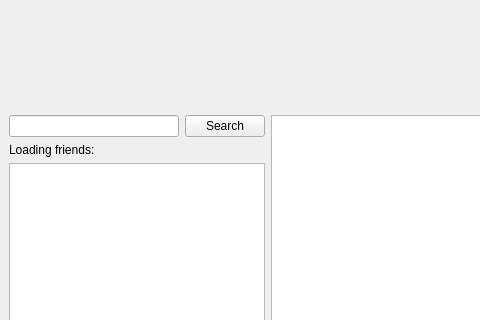
Before: the Qt Designer form XMYChatClient/usermainwindow.ui in emonq/XMYChat, drawn with Qt 5; both pictures show x 0 to 480 and y 0 to 320 of the 800 by 600 pixel window.
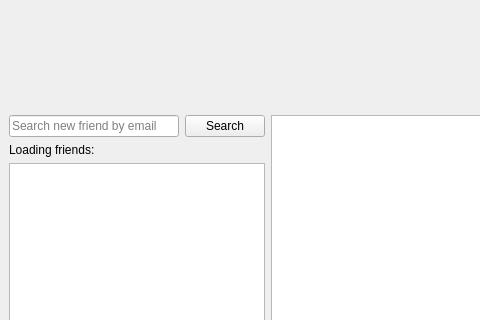
After: the same form once the commit is applied.

Commit message: finished add friends

Diff of the .ui file:
```diff
--- a/XMYChatClient/usermainwindow.ui
+++ b/XMYChatClient/usermainwindow.ui
@@ -61,7 +61,11 @@
       <item>
        <layout class="QHBoxLayout" name="horizontalLayout">
         <item>
-         <widget class="QLineEdit" name="lineEdit_usersearchinput"/>
+         <widget class="QLineEdit" name="lineEdit_usersearchinput">
+          <property name="placeholderText">
+           <string>Search new friend by email</string>
+          </property>
+         </widget>
         </item>
         <item>
          <widget class="QPushButton" name="pushButton_search">
```
The commit also changes 18 other files.
